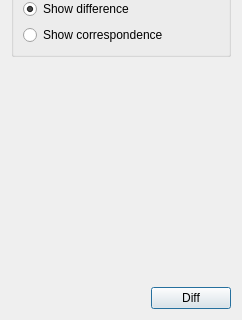
The window that forms/repo_widget_manager_3ddiff.ui (3drepo/3drepogui) describes before a commit, drawn with Qt 5; both pictures show x 0 to 242 and y 186 to 506 of the 242 by 506 pixel window.
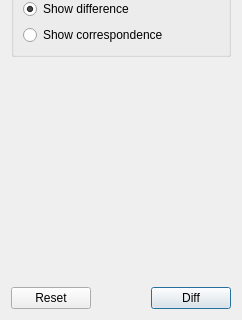
The same window after the commit.

Commit message: #98 added the ability to reset colours

What changed in the file:
```diff
--- a/forms/repo_widget_manager_3ddiff.ui
+++ b/forms/repo_widget_manager_3ddiff.ui
@@ -135,6 +135,13 @@
       <property name="bottomMargin">
        <number>0</number>
       </property>
+      <item>
+       <widget class="QPushButton" name="resetPushButton">
+        <property name="text">
+         <string>Reset</string>
+        </property>
+       </widget>
+      </item>
       <item>
        <spacer name="horizontalSpacer">
         <property name="orientation">
```
The commit also changes 6 other files.
